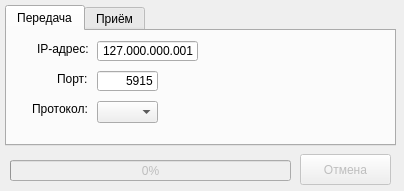
First picture: the form in src/lab1.ui, repository SlavaGrasiuk/spolks-laba1-file-transfer, before the edit.
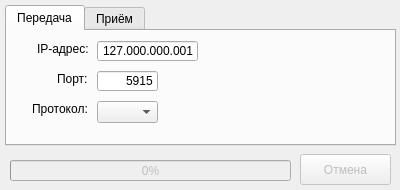
Second picture: the form after the edit.

Diff of the .ui file:
```diff
--- a/src/lab1.ui
+++ b/src/lab1.ui
@@ -6,8 +6,8 @@
    <rect>
     <x>0</x>
     <y>0</y>
-    <width>404</width>
-    <height>191</height>
+    <width>400</width>
+    <height>190</height>
    </rect>
   </property>
   <property name="sizePolicy">
```
Left out of the diff: 6 changed lines with no effect on the pictures.
